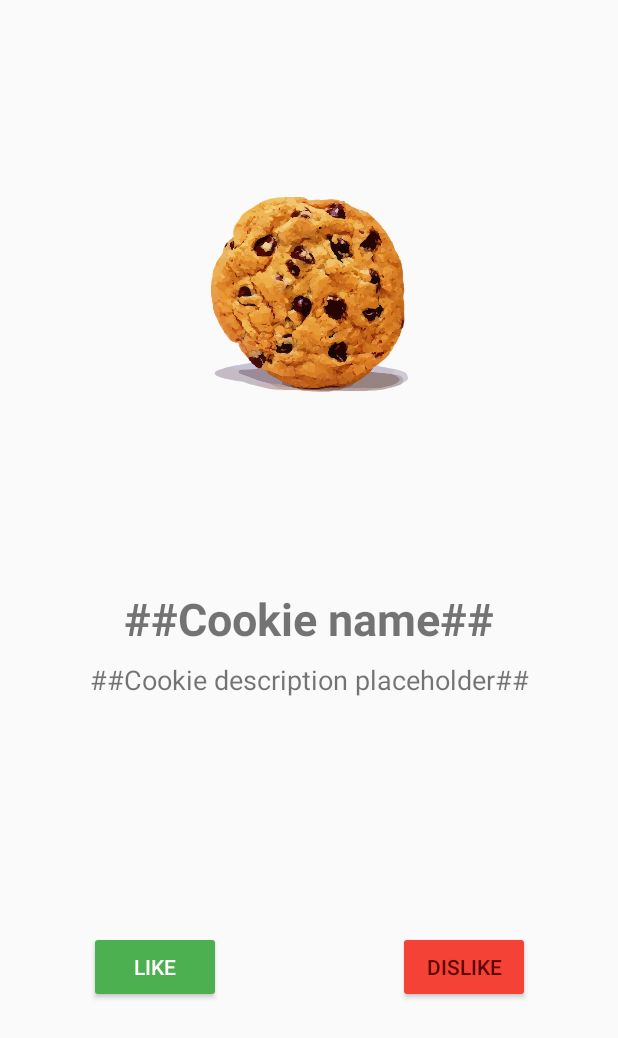
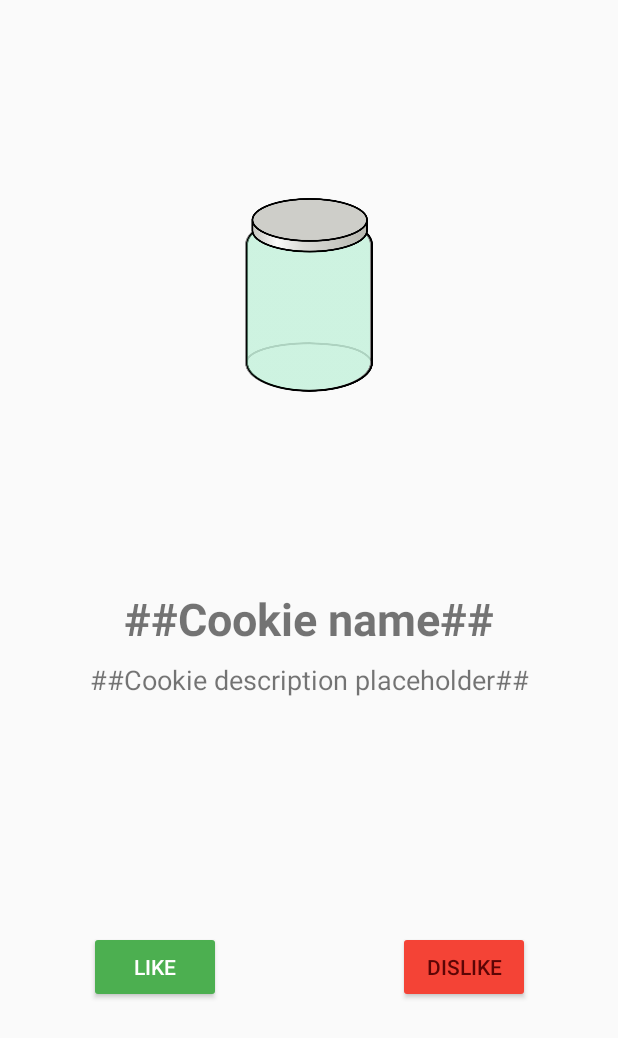
Before and after one commit to lgvalle/androidkotlinworkshop, an Android app: the layout activity_main.xml on its own in the app's theme, with its tools: preview values and no code run, on a phone screen of 412 x 824 dp. Shown: the top 1038 px of the screen. Run offline under Robolectric (Android 15) with nearby library versions, the phone set to English and light mode, and no system bars.

Commit message:
Clean up

```diff
--- a/app/src/main/res/layout/activity_main.xml
+++ b/app/src/main/res/layout/activity_main.xml
@@ -34,7 +34,7 @@
         app:layout_constraintEnd_toEndOf="parent"
         app:layout_constraintStart_toStartOf="parent"
         app:layout_constraintTop_toTopOf="parent"
-        tools:srcCompat="@drawable/cookie1" />
+        tools:srcCompat="@drawable/cookie_placeholder" />
 
     <TextView
         android:id="@+id/cookieDescription"
```
Also changed, not shown: app/src/main/res/drawable/cookie1.png (deleted).
